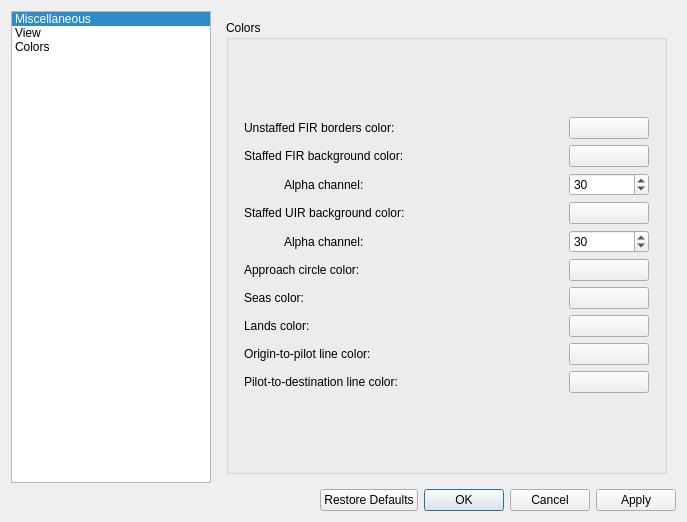
Above: source/ui/resources/settingswindow.ui from Vatsinator/vatsinator-legacy before the change. Below: the same form after it.
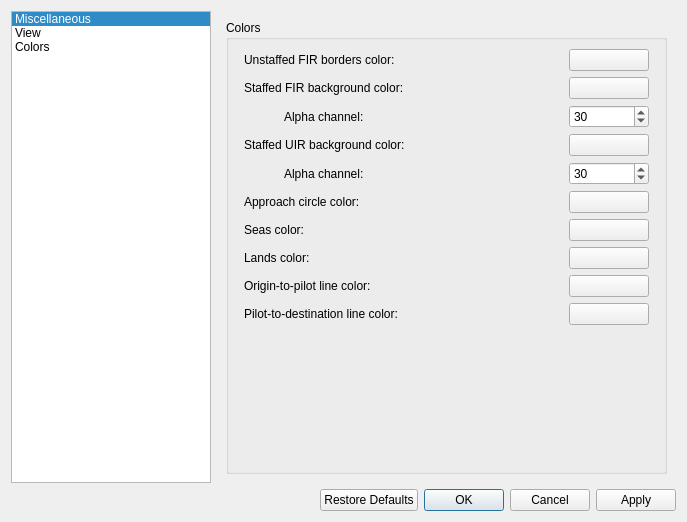
That is the form after the change. The open tabs and pages were chosen to show the change. Icons and pictures are not drawn. Custom widgets are drawn as their Qt base class.

Commit message: One small SettingsWindow change.

The edit to the form file:
```diff
--- a/source/ui/resources/settingswindow.ui
+++ b/source/ui/resources/settingswindow.ui
@@ -7,7 +7,7 @@
     <x>0</x>
     <y>0</y>
     <width>687</width>
-    <height>478</height>
+    <height>491</height>
    </rect>
   </property>
   <property name="windowTitle">
@@ -818,6 +818,19 @@
               </item>
              </layout>
             </item>
+            <item row="1" column="0">
+             <spacer name="verticalSpacer_5">
+              <property name="orientation">
+               <enum>Qt::Vertical</enum>
+              </property>
+              <property name="sizeHint" stdset="0">
+               <size>
+                <width>20</width>
+                <height>40</height>
+               </size>
+              </property>
+             </spacer>
+            </item>
            </layout>
           </widget>
          </item>
```
